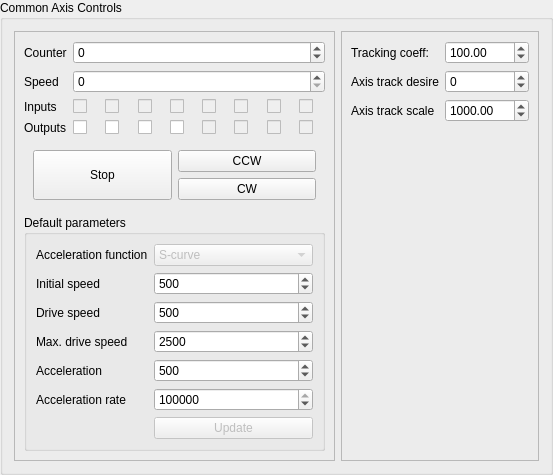
Before: the Qt Designer form AxisControlPanel.ui in artm/biofame-robot, drawn with Qt 5.
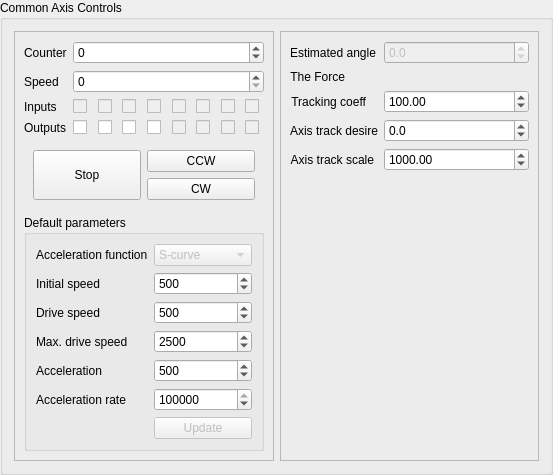
After: the same form once the commit is applied. Custom widgets are drawn as their Qt base class.

Diff of the .ui file:
```diff
--- a/AxisControlPanel.ui
+++ b/AxisControlPanel.ui
@@ -518,14 +518,17 @@
       <property name="fieldGrowthPolicy">
        <enum>QFormLayout::AllNonFixedFieldsGrow</enum>
       </property>
-      <item row="0" column="0">
+      <item row="2" column="0">
        <widget class="QLabel" name="trackingCoeffLabel">
         <property name="text">
-         <string>Tracking coeff:</string>
+         <string>Tracking coeff</string>
+        </property>
+        <property name="alignment">
+         <set>Qt::AlignRight|Qt::AlignTrailing|Qt::AlignVCenter</set>
         </property>
        </widget>
       </item>
-      <item row="0" column="1">
+      <item row="2" column="1">
        <widget class="QDoubleSpinBox" name="trackingCoeff">
         <property name="decimals">
          <number>2</number>
@@ -544,17 +547,7 @@
         </property>
        </widget>
       </item>
-      <item row="1" column="1">
-       <widget class="QSpinBox" name="desire">
-        <property name="minimum">
-         <number>-1000000</number>
-        </property>
-        <property name="maximum">
-         <number>1000000</number>
-        </property>
-       </widget>
-      </item>
-      <item row="2" column="1">
+      <item row="4" column="1">
        <widget class="QDoubleSpinBox" name="desireScale">
         <property name="decimals">
          <number>2</number>
@@ -567,18 +560,95 @@
         </property>
        </widget>
       </item>
-      <item row="1" column="0">
-       <widget class="QLabel" name="label_11">
+      <item row="3" column="0">
+       <widget class="QLabel" name="desireLabel">
         <property name="text">
          <string>Axis track desire</string>
         </property>
+        <property name="alignment">
+         <set>Qt::AlignRight|Qt::AlignTrailing|Qt::AlignVCenter</set>
+        </property>
        </widget>
       </item>
-      <item row="2" column="0">
-       <widget class="QLabel" name="label_12">
+      <item row="4" column="0">
+       <widget class="QLabel" name="desireScaleLabel">
         <property name="text">
          <string>Axis track scale</string>
         </property>
+        <property name="alignment">
+         <set>Qt::AlignRight|Qt::AlignTrailing|Qt::AlignVCenter</set>
+        </property>
+       </widget>
+      </item>
+      <item row="1" column="1">
+       <widget class="SignalIndicator" name="theForce" native="true">
+        <property name="sizePolicy">
+         <sizepolicy hsizetype="Expanding" vsizetype="Fixed">
+          <horstretch>0</horstretch>
+          <verstretch>0</verstretch>
+         </sizepolicy>
+        </property>
+        <property name="minimumSize">
+         <size>
+          <width>100</width>
+          <height>10</height>
+         </size>
+        </property>
+       </widget>
+      </item>
+      <item row="1" column="0">
+       <widget class="QLabel" name="theForceLabel">
+        <property name="sizePolicy">
+         <sizepolicy hsizetype="Preferred" vsizetype="Preferred">
+          <horstretch>0</horstretch>
+          <verstretch>0</verstretch>
+         </sizepolicy>
+        </property>
+        <property name="text">
+         <string>The Force</string>
+        </property>
+        <property name="alignment">
+         <set>Qt::AlignRight|Qt::AlignTrailing|Qt::AlignVCenter</set>
+        </property>
+       </widget>
+      </item>
+      <item row="0" column="0">
+       <widget class="QLabel" name="angleLabel">
+        <property name="text">
+         <string>Estimated angle</string>
+        </property>
+       </widget>
+      </item>
+      <item row="0" column="1">
+       <widget class="QDoubleSpinBox" name="angle">
+        <property name="enabled">
+         <bool>false</bool>
+        </property>
+        <property name="decimals">
+         <number>1</number>
+        </property>
+        <property name="minimum">
+         <double>-360.000000000000000</double>
+        </property>
+        <property name="maximum">
+         <double>360.000000000000000</double>
+        </property>
+       </widget>
+      </item>
+      <item row="3" column="1">
+       <widget class="QDoubleSpinBox" name="desire">
+        <property name="decimals">
+         <number>1</number>
+        </property>
+        <property name="minimum">
+         <double>-180.000000000000000</double>
+        </property>
+        <property name="maximum">
+         <double>180.000000000000000</double>
+        </property>
+        <property name="singleStep">
+         <double>5.000000000000000</double>
+        </property>
        </widget>
       </item>
      </layout>
@@ -586,6 +656,14 @@
    </item>
   </layout>
  </widget>
+ <customwidgets>
+  <customwidget>
+   <class>SignalIndicator</class>
+   <extends>QWidget</extends>
+   <header>SignalIndicator.h</header>
+   <container>1</container>
+  </customwidget>
+ </customwidgets>
  <resources/>
  <connections/>
 </ui>
```
